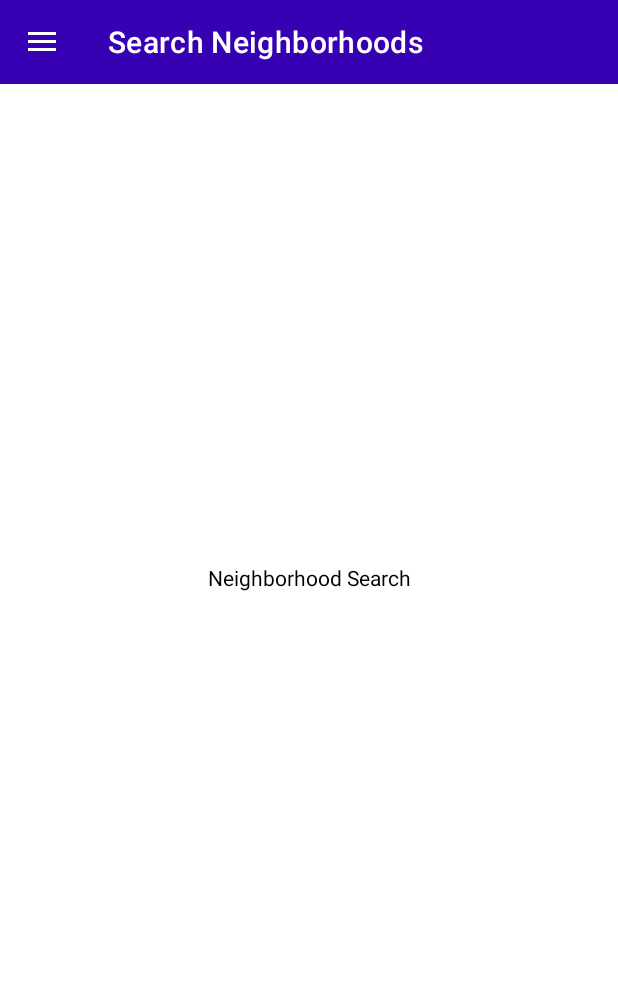
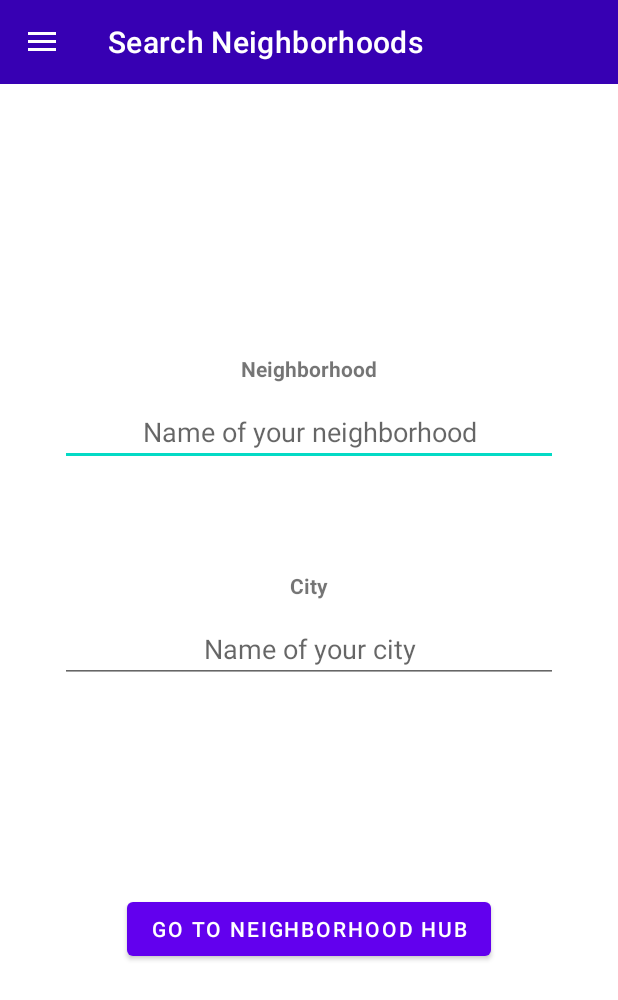
Before and after one commit to tuallen/CMSC436-Group-1, an Android app: the NeighborhoodHub screen opened directly, with no data from a screen before it, after a tap on "Search Neighborhoods", on a phone screen of 412 x 824 dp. Shown: the top 1000 px of the screen. Run offline under Robolectric (Android 15) with nearby library versions, the phone set to English and light mode, and no system bars; our stand-ins replace Firebase (no records; nobody signed in at launch, a user with empty details on screens opened directly); 2 statements that could not run were skipped; 1 other tap on this screen came first.

Commit message:
Search Fragment

```diff
--- a/Block Browser/app/src/main/java/com/example/myapplication/assessment/NeighborhoodAssessment.kt
+++ b/Block Browser/app/src/main/java/com/example/myapplication/assessment/NeighborhoodAssessment.kt
@@ -154,7 +154,7 @@ class NeighborhoodAssessment : Fragment() {
 
         // Submit assessment if there is no existing assessment
         if (assessment.size >= 9) {
-            if (mReview.text.toString() != "") assessment["review"] = mReview.text.toString()
+            if (mReview.text.toString() != "") assessment["review"] = mReview.text.toString().replace("\\s+".toRegex(), " ").trim()
             if (mDoc == null) {
                 db.collection("assessments")
                     .add(assessment)
--- a/Block Browser/app/src/main/java/com/example/myapplication/neighborhood_hub/NeighborhoodHub.kt
+++ b/Block Browser/app/src/main/java/com/example/myapplication/neighborhood_hub/NeighborhoodHub.kt
@@ -218,7 +218,7 @@ class NeighborhoodHub: Fragment(), OnMapReadyCallback {
         // TODO: Change address to neighborhood id
         // Process text for network transmission
         // https://www.javatpoint.com/kotlin-android-google-map-search-location
-        val neighborhood = "Old Town, College Park"
+        val neighborhood = blockID
         var addressList: List<Address>? = null
 
         val geoCoder = Geocoder(mCallback)
--- a/Block Browser/app/src/main/java/com/example/myapplication/search/Search.kt
+++ b/Block Browser/app/src/main/java/com/example/myapplication/search/Search.kt
@@ -1,19 +1,66 @@
 package com.example.myapplication.search
 
 import android.content.Context
+import android.content.Intent
+import android.content.SharedPreferences
 import android.os.Bundle
 import android.view.LayoutInflater
 import android.view.View
 import android.view.ViewGroup
+import android.widget.Button
+import android.widget.EditText
+import android.widget.Toast
 import androidx.fragment.app.Fragment
+import androidx.fragment.app.FragmentManager
+import com.example.myapplication.MainActivity
+import com.example.myapplication.R
+import com.example.myapplication.SearchActivity
+import com.example.myapplication.neighborhood_hub.NeighborhoodHub
 
 class Search() : Fragment() {
+    private lateinit var root : View
+    private lateinit var mPrefs : SharedPreferences
+    private lateinit var mNeighborhoodEditText : EditText
+    private lateinit var mCityEditText : EditText
+    private lateinit var mHubButton : Button
+
     //Whenever you need the context use mCallback (goes with fun onAttach)
     private lateinit var mCallback: Context
     override fun onCreateView(inflater: LayoutInflater, container: ViewGroup?,
                               savedInstanceState: Bundle?): View? {
 
-        return inflater.inflate(com.example.myapplication.R.layout.search_layout, container, false)
+        root = inflater.inflate(com.example.myapplication.R.layout.search_layout, container, false)
+        // Initialize views
+        mNeighborhoodEditText = root.findViewById<View>(R.id.searchNeighborhoodEditText) as EditText
+        mCityEditText = root.findViewById<View>(R.id.searchCityEditText) as EditText
+        mHubButton = root.findViewById<View>(R.id.searchButton) as Button
+
+        mPrefs = mCallback.getSharedPreferences("block", Context.MODE_PRIVATE) // initialize saved preferences
+        // Load neighborhood and city
+        var neighborhood = mPrefs.getString("neighborhood", null)
+        var city = mPrefs.getString("city", null)
+        if (neighborhood != null && city != null) {
+            mNeighborhoodEditText.setText(neighborhood)
+            mCityEditText.setText(city)
+        }
+
+        mHubButton.setOnClickListener{
+            // Change neighborhood and city
+            neighborhood = mNeighborhoodEditText.text.toString().replace("\\s+".toRegex(), " ").trim()
+            city = mCityEditText.text.toString().replace("\\s+".toRegex(), " ").trim()
+            if (neighborhood!!.replace("\\s".toRegex(), "") != "" && city!!.replace("\\s".toRegex(), "") != "") {
+                var editor = mPrefs.edit()
+                editor.putString("neighborhood", neighborhood)
+                editor.putString("city", city)
+                editor.apply()
+                activity?.supportFragmentManager!!.beginTransaction().replace(R.id.flContent, NeighborhoodHub()).commit()
+                Toast.makeText(mCallback, "Switched neighborhoods!", Toast.LENGTH_LONG).show()
+            }
+            else{
+                Toast.makeText(mCallback, NOT_COMPLETE, Toast.LENGTH_LONG).show()
+            }
+        }
+        return root
     }
 
     override fun onAttach(context: Context) {
@@ -22,6 +69,9 @@ class Search() : Fragment() {
         catch (e: ClassCastException) { throw ClassCastException("$context must implement SelectionListener") }
     }
 
-
+    companion object {
+        private const val TAG = "Search-Fragment"
+        private const val NOT_COMPLETE = "Enter a neighborhood and city!"
+    }
 
 }
--- a/Block Browser/app/src/main/res/layout/search_layout.xml
+++ b/Block Browser/app/src/main/res/layout/search_layout.xml
@@ -5,19 +5,58 @@
     android:layout_width="match_parent"
     android:layout_height="match_parent">
 
-    <TextView
-        android:id="@+id/textView"
-        android:layout_width="wrap_content"
-        android:layout_height="wrap_content"
-        android:layout_marginStart="184dp"
-        android:layout_marginTop="301dp"
-        android:layout_marginEnd="184dp"
-        android:layout_marginBottom="411dp"
-        android:text="Neighborhood Search"
-        android:textColor="@color/black"
-        app:layout_constraintBottom_toBottomOf="parent"
-        app:layout_constraintEnd_toEndOf="parent"
-        app:layout_constraintStart_toStartOf="parent"
-        app:layout_constraintTop_toTopOf="parent" />
 
+    <LinearLayout
+        android:layout_width="match_parent"
+        android:layout_height="match_parent"
+        android:orientation="vertical"
+        android:layout_marginStart="40dp"
+        android:layout_marginEnd="40dp"
+        android:gravity="center">
+
+        <TextView
+            android:layout_width="wrap_content"
+            android:layout_height="wrap_content"
+            android:text="Neighborhood"
+            android:gravity="center"
+            android:layout_gravity="center"
+            android:textStyle="bold" />
+
+        <EditText
+            android:id="@+id/searchNeighborhoodEditText"
+            android:layout_width="match_parent"
+            android:layout_height="wrap_content"
+            android:inputType="textPersonName"
+            android:hint="Name of your neighborhood"
+            android:gravity="center"
+            android:layout_gravity="center"
+            android:layout_marginTop="10dp"/>
+
+        <TextView
+            android:layout_width="wrap_content"
+            android:layout_height="wrap_content"
+            android:text="City"
+            android:textStyle="bold"
+            android:gravity="center"
+            android:layout_gravity="center"
+            android:layout_marginTop="70dp"/>
+
+        <EditText
+            android:id="@+id/searchCityEditText"
+            android:layout_width="match_parent"
+            android:layout_height="wrap_content"
+            android:inputType="textPersonName"
+            android:hint="Name of your city"
+            android:gravity="center"
+            android:layout_gravity="center"
+            android:layout_marginTop="10dp"/>
+
+        <Button
+            android:id="@+id/searchButton"
+            android:layout_width="wrap_content"
+            android:layout_height="wrap_content"
+            android:text="Go to Neighborhood Hub"
+            android:layout_marginTop="140dp"/>
+
+    </LinearLayout>
 </androidx.constraintlayout.widget.ConstraintLayout>
```
